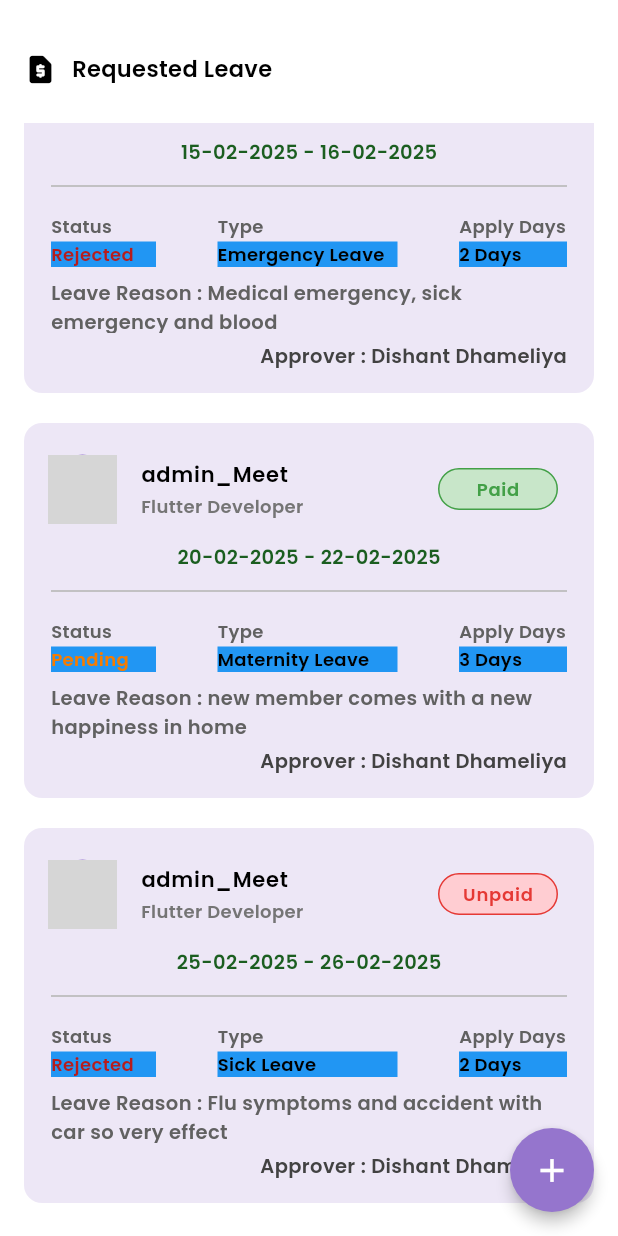
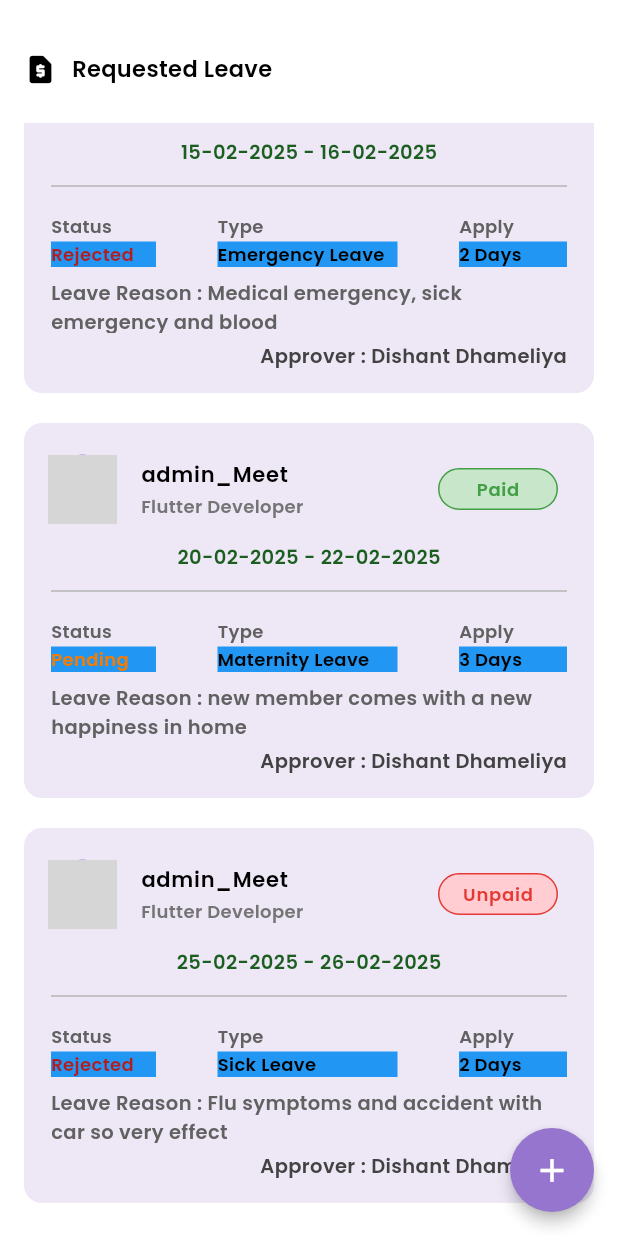
Before and after one commit to meet-shiyaniya/staff_lead_mgt, a Flutter app: the leaveRequestScreen screen opened directly, scrolled down 880 dp, on a phone screen of 412 x 824 dp. Run offline on Flutter 3.47's test engine with Material 3 defaults, Android fonts, the phone set to English and light mode, and no system bars; our stand-ins replace auto_size_text, dotted_border, dropdown_button2, emoji_picker_flutter, fl_chart, flutter_animate and 7 more; missing offline and left inert: switcher_button; network calls fail; grey boxes are pictures that could not be loaded.

Commit message:
test done

```diff
--- a/lib/staff_HRM_module/Screen/Staff HR Screens/Staff Leave/leave_Request_Screen.dart
+++ b/lib/staff_HRM_module/Screen/Staff HR Screens/Staff Leave/leave_Request_Screen.dart
@@ -222,7 +222,7 @@ class _leaveRequestScreenState extends State<leaveRequestScreen> {
                                   crossAxisAlignment: CrossAxisAlignment.start,
                                   children: [
 
-                                    Text("Apply Days", style: TextStyle(color: Colors.grey.shade700, fontSize: 12, fontFamily: "poppins_thin", fontWeight: FontWeight.w500,),),
+                                    Text("Apply", style: TextStyle(color: Colors.grey.shade700, fontSize: 12, fontFamily: "poppins_thin", fontWeight: FontWeight.w500,),),
 
                                     SizedBox(height: 2,),
 
```
